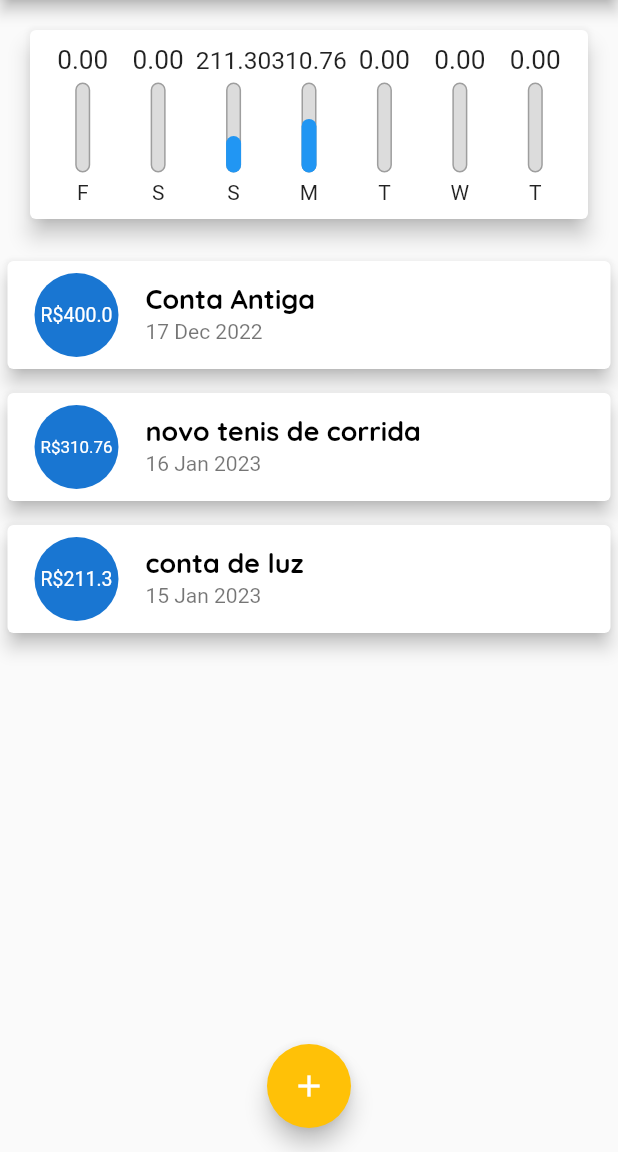
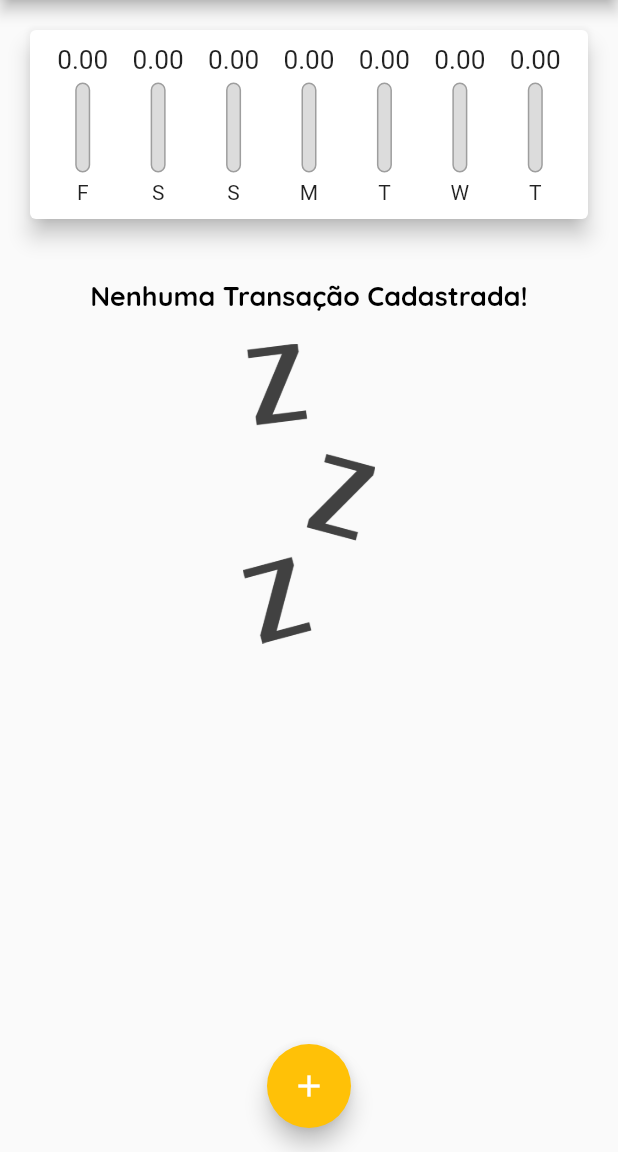
Before and after one commit to Daniel-Veloso/flutter_expenses, a Flutter app: the screen it shows after launch, on a phone screen of 412 x 824 dp, the part 84-1236 px from its top. Run offline on Flutter 3.47's test engine with Material 2 defaults, Android fonts, the phone set to English and light mode, and no system bars.

Commit message:
Including date value in transaction

```diff
--- a/lib/components/chart.dart
+++ b/lib/components/chart.dart
@@ -59,7 +59,7 @@ class Chart extends StatelessWidget {
               child: ChartBar(
                 label: tr['day'].toString(),
                 value: (tr['value'] as double),
-                percentage: (tr['value'] as double) / _weekTotalValue,
+                percentage: _weekTotalValue == 0 ? 0 : (tr['value'] as double) / _weekTotalValue,
               ),
             );
           }).toList(),
--- a/lib/main.dart
+++ b/lib/main.dart
@@ -50,26 +50,7 @@ class MyHomePage extends StatefulWidget {
 
 class _MyHomePageState extends State<MyHomePage> {
 
-  final List<Transaction> _transactions = [
-    Transaction(
-      id: 't0',
-      title: 'Conta Antiga',
-      value: 400.00,
-      date: DateTime.now().subtract(Duration(days: 33)),
-    ),
-    Transaction(
-      id: 't1',
-      title: 'novo tenis de corrida',
-      value: 310.76,
-      date: DateTime.now().subtract(Duration(days: 3)),
-    ),
-    Transaction(
-      id: 't2',
-      title: 'conta de luz',
-      value: 211.30,
-      date: DateTime.now().subtract(Duration(days: 4)),
-    ),
-  ];
+  final List<Transaction> _transactions = [];
 
   List<Transaction> get _recentTransactions{
     return _transactions.where((tr){
@@ -79,12 +60,12 @@ class _MyHomePageState extends State<MyHomePage> {
     }).toList();
   }
 
-  _addTransaction(String title, double value) {
+  _addTransaction(String title, double value, DateTime date) {
     final newTransaction = Transaction(
       id: Random().nextDouble().toString(),
       title: title,
       value: value,
-      date: DateTime.now(),
+      date: date,
     );
 
     setState(() {
```
Also changed, not shown: lib/components/transaction_form.dart (+5 -4 lines).
